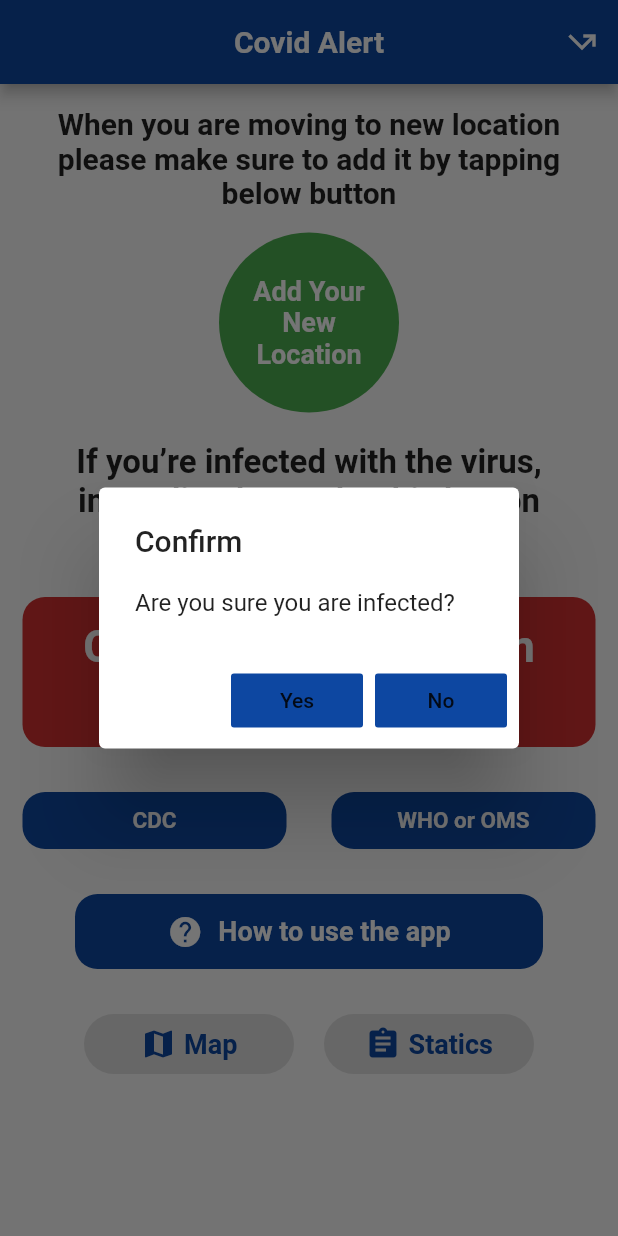
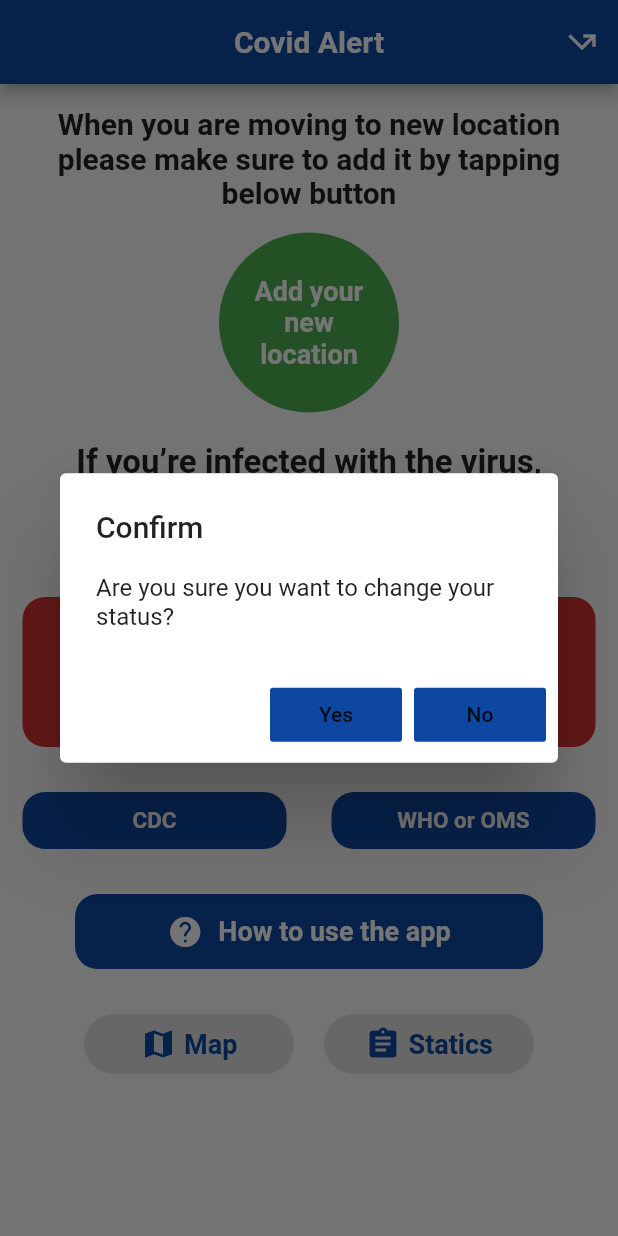
Before and after one commit to dnadawa/Covid-Alert-Pro, a Flutter app: the screen it shows after launch, after a tap on "I accept this terms and conditions", after a tap on "Change status to... I'm Infected", on a phone screen of 412 x 824 dp. Run offline on Flutter 3.47's test engine with Material 2 defaults, Android fonts, the phone set to English and light mode, and no system bars; our stand-ins replace cloud_firestore, fluttertoast, geolocator, google_maps_flutter, shared_preferences; accounts and stored records are empty.

Commit message:
Language Makes Done

```diff
--- a/lib/first.dart
+++ b/lib/first.dart
@@ -149,7 +149,7 @@ class _FirstPageState extends State<FirstPage> {
         // return object of type Dialog
         return AlertDialog(
           title: new Text(language=='English'?"Confirm":"Confirmar"),
-          content: new Text(language=='English'?"Are you sure you are$pre infected?":"Estás seguro de$pre estar infectado?"),
+          content: new Text(language=='English'?"Are you sure you want to change your status?":"Estás seguro de querer cambiar tu estatus?"),
           actions: <Widget>[
             FlatButton(
               color: Theme.of(context).primaryColor,
@@ -241,7 +241,7 @@ class _FirstPageState extends State<FirstPage> {
                 child: CircleAvatar(
                   radius: 60,
                   backgroundColor: Colors.green,
-                  child: Text(language=='English'?'Add Your\nNew\nLocation':'Añadir\nNueva\nlocalizacion',textAlign: TextAlign.center,style: TextStyle(color: Colors.white,fontWeight: FontWeight.bold,fontSize: 18),),),
+                  child: Text(language=='English'?'Add your\nnew\nlocation':'Añadir\nnueva\nlocalización',textAlign: TextAlign.center,style: TextStyle(color: Colors.white,fontWeight: FontWeight.bold,fontSize: 18),),),
               ),
             ),
 
@@ -332,7 +332,7 @@ class _FirstPageState extends State<FirstPage> {
             Padding(
               padding: const EdgeInsets.fromLTRB(50,30,50,30),
               child: GestureDetector(
-                onTap: ()=>_launchURL('https://drive.google.com/open?id=107vp0DfuOLwrZnOLGBB2kRc4Yo2Nm3OO'),
+                onTap: ()=>_launchURL('https://drive.google.com/open?id=1qsPpC96B8y624PSPWRY3sifDuSI6Srdi'),
                 child: Container(
                     width: double.infinity,
                     height: 50,
--- a/lib/terms.dart
+++ b/lib/terms.dart
@@ -135,7 +135,7 @@ class _TermsState extends State<Terms> with SingleTickerProviderStateMixin {
               Column(
                 children: <Widget>[
                   SizedBox(height: 10,),
-                  Text('Terminos y condiciones\n(Resumen)',style: TextStyle(fontSize: 20,fontWeight: FontWeight.bold),textAlign: TextAlign.center,),
+                  Text('Términos y condiciones\n(Resumen)',style: TextStyle(fontSize: 20,fontWeight: FontWeight.bold),textAlign: TextAlign.center,),
                   Padding(
                     padding: const EdgeInsets.symmetric(vertical: 20),
                     child: Text('Esta aplicación está diseñada para evitar que COVID-19 continúe propagándose.'
@@ -143,7 +143,7 @@ class _TermsState extends State<Terms> with SingleTickerProviderStateMixin {
                         ' Es muy importante usarlo sabia y responsablemente para tener datos precisos para ser más confiables (no es un juego). '
                         '\nCOVID Alert no se hace responsable de los datos registrados por los usuarios.'
                         ' Los datos proporcionados por esta aplicación solo tienen como objetivo informar y no crear pánico, problemas de salud o problemas financieros. '
-                        'El uso de esta aplicacion es de quien lo usa.',
+                        'El uso de esta aplicación es responsabilidad de quien la usa.',
                       style: TextStyle(fontSize: 16),
                       textAlign: TextAlign.justify,
                     ),
```
